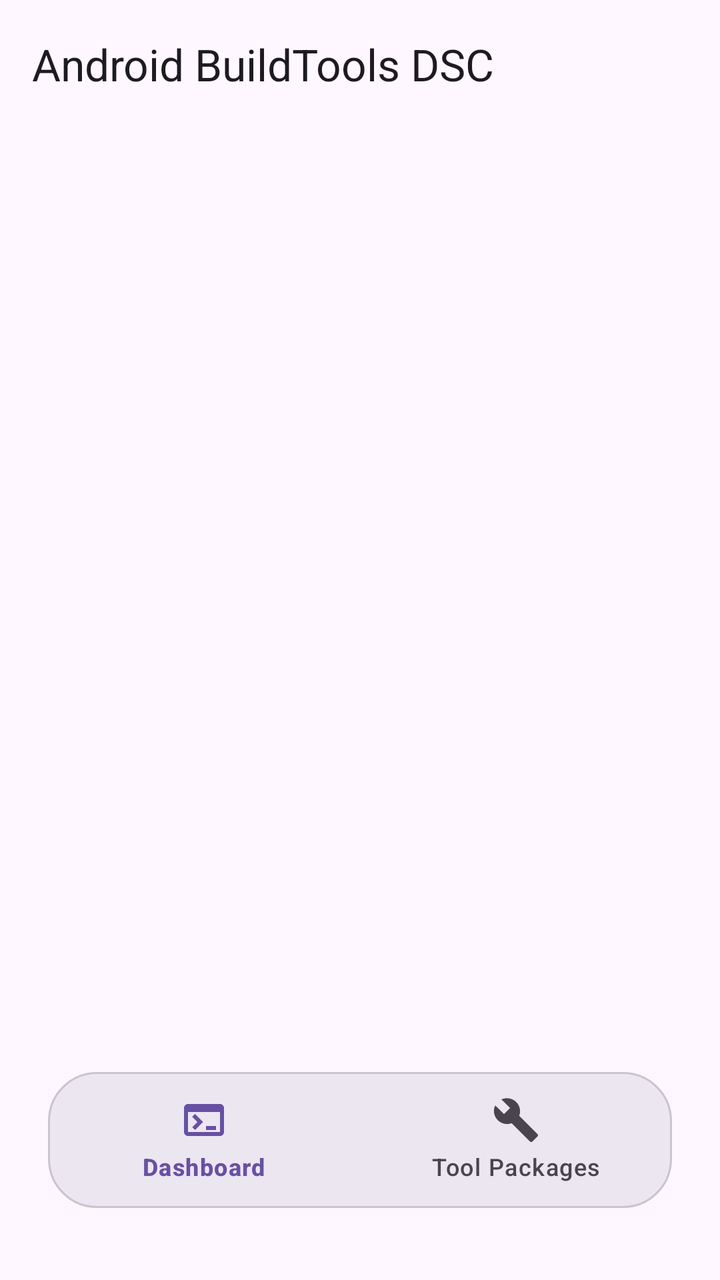
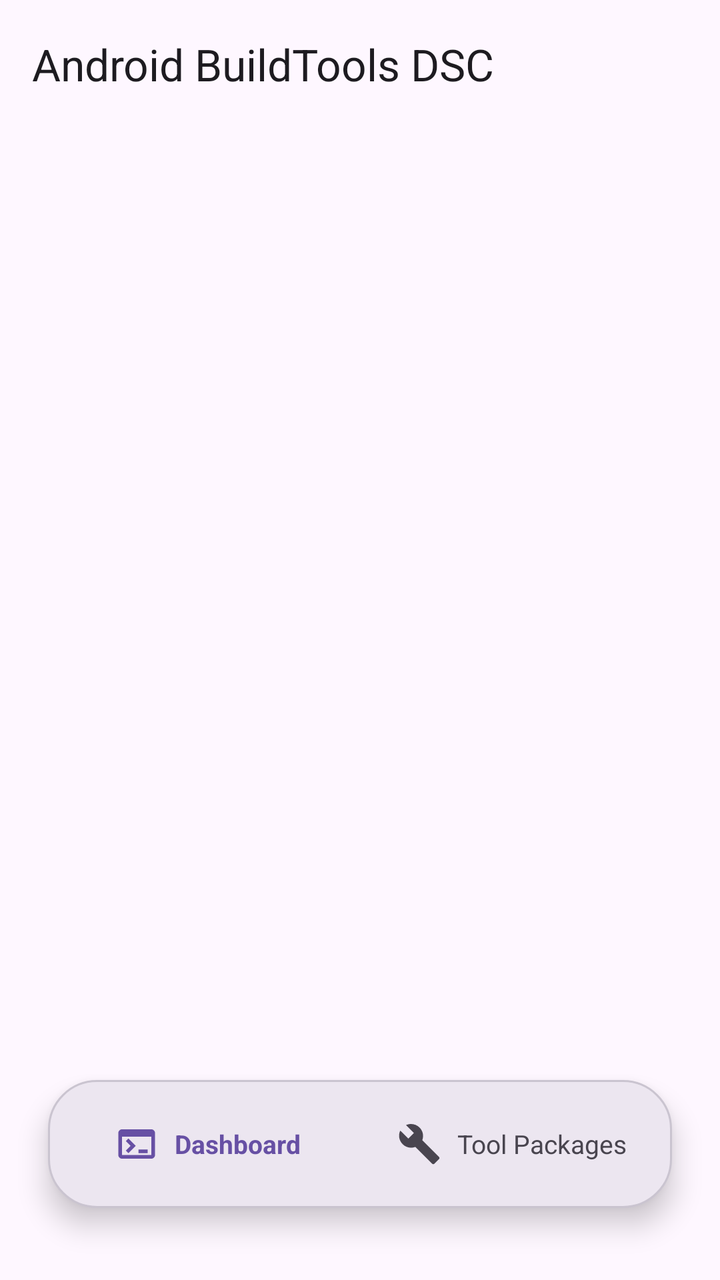

The first picture is an Android layout as it rendered before a commit; the second is the same layout after the commit. The layout source and the unified diff follow.
<!-- AndroidManifest.xml: application theme Theme.ZeroLite -->
<!-- res/layout/activity_main.xml -->
<?xml version="1.0" encoding="utf-8"?>
<androidx.coordinatorlayout.widget.CoordinatorLayout
    xmlns:android="http://schemas.android.com/apk/res/android"
    xmlns:app="http://schemas.android.com/apk/res-auto"
    android:layout_width="match_parent"
    android:layout_height="match_parent">

    <com.google.android.material.appbar.AppBarLayout
        android:id="@+id/appBarLayout"
        android:layout_width="match_parent"
        android:layout_height="wrap_content"
        android:fitsSystemWindows="true">

        <com.google.android.material.appbar.MaterialToolbar
            android:id="@+id/topAppBar"
            android:layout_width="match_parent"
            android:layout_height="?attr/actionBarSize"
            app:title="Android BuildTools DSC"
            app:titleTextAppearance="?attr/textAppearanceTitleLarge" />
    </com.google.android.material.appbar.AppBarLayout>

    <FrameLayout
        android:id="@+id/fragmentContainer"
        android:layout_width="match_parent"
        android:layout_height="match_parent"
        android:layout_marginBottom="116dp"
        app:layout_behavior="@string/appbar_scrolling_view_behavior" />

    <com.google.android.material.bottomnavigation.BottomNavigationView
        android:id="@+id/bottomNav"
        style="@style/FloatingBottomNavStyle"
        android:layout_width="match_parent"
        android:layout_height="68dp"
        android:layout_gravity="bottom"
        android:layout_marginStart="24dp"
        android:layout_marginEnd="24dp"
        android:layout_marginBottom="36dp"
        android:background="@drawable/floating_bottom_nav_bg"
        app:menu="@menu/bottom_nav_menu"
        app:labelVisibilityMode="labeled" />

</androidx.coordinatorlayout.widget.CoordinatorLayout>
<!-- resources referenced by this layout -->
<resources>
  <!-- drawable floating_bottom_nav_bg (drawable) -->
  <shape xmlns:android="http://schemas.android.com/apk/res/android"
      android:shape="rectangle">
      <solid android:color="?attr/colorSurfaceContainerHigh" />
      <corners android:radius="24dp" />
      <stroke
          android:width="1dp"
          android:color="?attr/colorOutlineVariant" />
  </shape>
  <style name="FloatingBottomNavStyle" parent="Widget.Material3.BottomNavigationView">
          <item name="elevation">8dp</item>
          <item name="itemIconSize">24dp</item>
          <item name="itemIconTint">@color/nav_item_icon_tint</item>
          <item name="itemTextColor">@color/nav_item_text_color</item>
          <item name="itemActiveIndicatorStyle">@style/FloatingNavActiveIndicator</item>
          <item name="itemTextAppearanceActive">@style/BottomNavTextActive</item>
          <item name="itemTextAppearanceInactive">@style/BottomNavTextInactive</item>
      </style>
  <style name="Theme.ZeroLite" parent="Theme.Material3.DayNight.NoActionBar">
          <item name="android:statusBarColor">@android:color/transparent</item>
          <item name="android:navigationBarColor">@android:color/transparent</item>
          <item name="android:windowLightStatusBar" tools:targetApi="m">true</item>
      </style>
  <style name="FloatingNavActiveIndicator" parent="Widget.Material3.BottomNavigationView.ActiveIndicator">
          <item name="android:color">@android:color/transparent</item>
          <item name="android:width">0dp</item>
          <item name="android:height">0dp</item>
      </style>
  <style name="BottomNavTextActive" parent="TextAppearance.Material3.LabelMedium">
          <item name="android:textSize">12sp</item>
          <item name="android:includeFontPadding">false</item>
          <item name="android:textStyle">bold</item>
      </style>
  <style name="BottomNavTextInactive" parent="TextAppearance.Material3.LabelMedium">
          <item name="android:textSize">12sp</item>
          <item name="android:includeFontPadding">false</item>
      </style>
</resources>

<!-- the commit's change to res/layout/activity_main.xml (unified diff, before → after) -->
@@ -26,17 +26,80 @@
         android:layout_marginBottom="116dp"
         app:layout_behavior="@string/appbar_scrolling_view_behavior" />
 
-    <com.google.android.material.bottomnavigation.BottomNavigationView
-        android:id="@+id/bottomNav"
-        style="@style/FloatingBottomNavStyle"
+    
+    <LinearLayout
+        android:id="@+id/customBottomBar"
         android:layout_width="match_parent"
-        android:layout_height="68dp"
+        android:layout_height="64dp"
         android:layout_gravity="bottom"
         android:layout_marginStart="24dp"
         android:layout_marginEnd="24dp"
         android:layout_marginBottom="36dp"
-        android:background="@drawable/floating_bottom_nav_bg"
-        app:menu="@menu/bottom_nav_menu"
-        app:labelVisibilityMode="labeled" />
+        android:background="@drawable/floating_bottom_bar_bg"
+        android:elevation="8dp"
+        android:gravity="center"
+        android:orientation="horizontal"
+        android:paddingStart="8dp"
+        android:paddingEnd="8dp">
+
+        
+        <LinearLayout
+            android:id="@+id/btnNavHome"
+            android:layout_width="0dp"
+            android:layout_height="48dp"
+            android:layout_weight="1"
+            android:layout_marginEnd="4dp"
+            android:gravity="center"
+            android:orientation="horizontal"
+            android:clickable="true"
+            android:focusable="true">
+
+            <ImageView
+                android:id="@+id/ivNavHome"
+                android:layout_width="22dp"
+                android:layout_height="22dp"
+                android:src="@drawable/ic_terminal"
+                app:tint="?attr/colorPrimary" />
+
+            <TextView
+                android:id="@+id/tvNavHome"
+                android:layout_width="wrap_content"
+                android:layout_height="wrap_content"
+                android:layout_marginStart="8dp"
+                android:text="Dashboard"
+                android:textSize="13sp"
+                android:textStyle="bold"
+                android:textColor="?attr/colorPrimary" />
+        </LinearLayout>
+
+        
+        <LinearLayout
+            android:id="@+id/btnNavTools"
+            android:layout_width="0dp"
+            android:layout_height="48dp"
+            android:layout_weight="1"
+            android:layout_marginStart="4dp"
+            android:gravity="center"
+            android:orientation="horizontal"
+            android:clickable="true"
+            android:focusable="true">
+
+            <ImageView
+                android:id="@+id/ivNavTools"
+                android:layout_width="22dp"
+                android:layout_height="22dp"
+                android:src="@drawable/ic_build"
+                app:tint="?attr/colorOnSurfaceVariant" />
+
+            <TextView
+                android:id="@+id/tvNavTools"
+                android:layout_width="wrap_content"
+                android:layout_height="wrap_content"
+                android:layout_marginStart="8dp"
+                android:text="Tool Packages"
+                android:textSize="13sp"
+                android:textColor="?attr/colorOnSurfaceVariant" />
+        </LinearLayout>
+    </LinearLayout>
 
 </androidx.coordinatorlayout.widget.CoordinatorLayout>
<!-- resource entries referenced after the edit -->
@@ -1,6 +1,6 @@
 <!-- resources referenced by this layout -->
 <resources>
-  <!-- drawable floating_bottom_nav_bg (drawable) -->
+  <!-- drawable floating_bottom_bar_bg (drawable) -->
   <shape xmlns:android="http://schemas.android.com/apk/res/android"
       android:shape="rectangle">
       <solid android:color="?attr/colorSurfaceContainerHigh" />
@@ -9,33 +9,30 @@
           android:width="1dp"
           android:color="?attr/colorOutlineVariant" />
   </shape>
-  <style name="FloatingBottomNavStyle" parent="Widget.Material3.BottomNavigationView">
-          <item name="elevation">8dp</item>
-          <item name="itemIconSize">24dp</item>
-          <item name="itemIconTint">@color/nav_item_icon_tint</item>
-          <item name="itemTextColor">@color/nav_item_text_color</item>
-          <item name="itemActiveIndicatorStyle">@style/FloatingNavActiveIndicator</item>
-          <item name="itemTextAppearanceActive">@style/BottomNavTextActive</item>
-          <item name="itemTextAppearanceInactive">@style/BottomNavTextInactive</item>
-      </style>
+  <!-- drawable ic_build (drawable) -->
+  <vector xmlns:android="http://schemas.android.com/apk/res/android"
+      android:width="24dp"
+      android:height="24dp"
+      android:viewportWidth="24"
+      android:viewportHeight="24">
+    <path
+        android:fillColor="?attr/colorControlNormal"
+        android:pathData="M22.7,19l-9.1,-9.1c0.9,-2.3 0.4,-5 -1.5,-6.9c-2,-2 -5,-2.4 -7.4,-1.3L9,6L6,9L1.6,4.7C0.4,7.1 0.9,10.1 2.9,12.1c1.9,1.9 4.6,2.4 6.9,1.5l9.1,9.1c0.4,0.4 1,0.4 1.4,0l2.3,-2.3C23.1,20 23.1,19.4 22.7,19z"/>
+  </vector>
+  <!-- drawable ic_terminal (drawable) -->
+  <vector xmlns:android="http://schemas.android.com/apk/res/android"
+      android:width="24dp"
+      android:height="24dp"
+      android:viewportWidth="24"
+      android:viewportHeight="24">
+    <path
+        android:fillColor="?attr/colorControlNormal"
+        android:pathData="M20,4H4C2.89,4 2,4.89 2,6v12c0,1.11 0.89,2 2,2h16c1.11,0 2,-0.89 2,-2V6C22,4.89 21.11,4 20,4zM20,18H4V8h16V18zM7.5,17l-1.41,-1.41L8.67,13l-2.58,-2.59L7.5,9l4,4L7.5,17zM13,17v-2h5v2H13z"/>
+  </vector>
   <style name="Theme.ZeroLite" parent="Theme.Material3.DayNight.NoActionBar">
           <item name="android:statusBarColor">@android:color/transparent</item>
           <item name="android:navigationBarColor">@android:color/transparent</item>
           <item name="android:windowLightStatusBar" tools:targetApi="m">true</item>
       </style>
-  <style name="FloatingNavActiveIndicator" parent="Widget.Material3.BottomNavigationView.ActiveIndicator">
-          <item name="android:color">@android:color/transparent</item>
-          <item name="android:width">0dp</item>
-          <item name="android:height">0dp</item>
-      </style>
-  <style name="BottomNavTextActive" parent="TextAppearance.Material3.LabelMedium">
-          <item name="android:textSize">12sp</item>
-          <item name="android:includeFontPadding">false</item>
-          <item name="android:textStyle">bold</item>
-      </style>
-  <style name="BottomNavTextInactive" parent="TextAppearance.Material3.LabelMedium">
-          <item name="android:textSize">12sp</item>
-          <item name="android:includeFontPadding">false</item>
-      </style>
 </resources>
 
